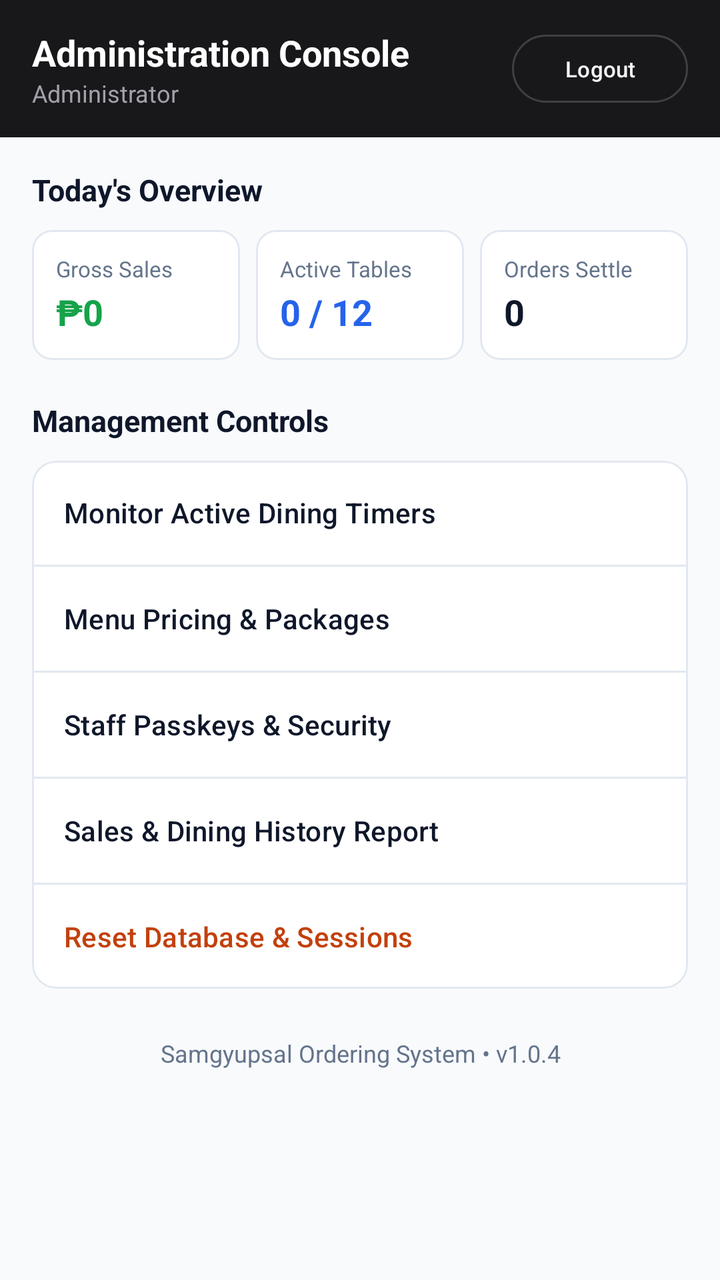
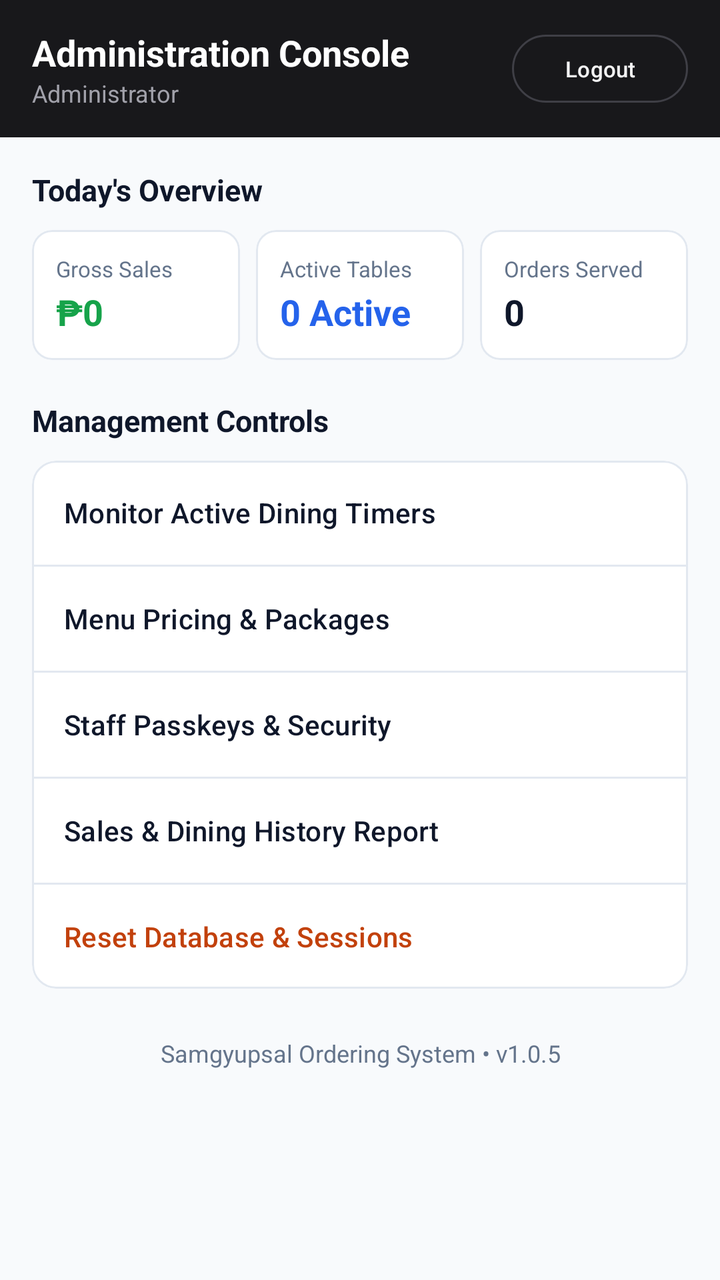

Before-and-after screenshots of an Android layout around one commit, followed by the original layout XML and the change that was made.
<!-- AndroidManifest.xml: application theme Theme.SamgyupsalOrderingSystem -->
<!-- res/layout/activity_admin.xml -->
<?xml version="1.0" encoding="utf-8"?>
<LinearLayout xmlns:android="http://schemas.android.com/apk/res/android"
    xmlns:app="http://schemas.android.com/apk/res-auto"
    xmlns:tools="http://schemas.android.com/tools"
    android:id="@+id/adminRoot"
    android:layout_width="match_parent"
    android:layout_height="match_parent"
    android:orientation="vertical"
    android:background="@color/bg_light"
    tools:context=".AdminActivity">

    
    <com.google.android.material.card.MaterialCardView
        android:layout_width="match_parent"
        android:layout_height="wrap_content"
        app:cardCornerRadius="0dp"
        app:cardElevation="0dp"
        app:strokeWidth="0dp"
        app:cardBackgroundColor="@color/secondary">

        <LinearLayout
            android:id="@+id/adminHeaderContent"
            android:layout_width="match_parent"
            android:layout_height="wrap_content"
            android:orientation="horizontal"
            android:gravity="center_vertical"
            android:paddingHorizontal="16dp"
            android:paddingVertical="14dp">

            <LinearLayout
                android:layout_width="0dp"
                android:layout_height="wrap_content"
                android:layout_weight="1"
                android:orientation="vertical">

                <TextView
                    android:layout_width="wrap_content"
                    android:layout_height="wrap_content"
                    android:text="Administration Console"
                    android:textColor="@color/white"
                    android:textSize="18sp"
                    android:textStyle="bold" />

                <TextView
                    android:id="@+id/tvAdminId"
                    android:layout_width="wrap_content"
                    android:layout_height="wrap_content"
                    android:text="Administrator"
                    android:textColor="#A1A1AA"
                    android:textSize="12sp" />
            </LinearLayout>

            <com.google.android.material.button.MaterialButton
                android:id="@+id/btnAdminLogout"
                style="?attr/materialButtonOutlinedStyle"
                android:layout_width="wrap_content"
                android:layout_height="34dp"
                android:text="Logout"
                android:textColor="#F4F4F5"
                app:strokeColor="#3F3F46"
                android:textSize="11sp"
                android:insetTop="0dp"
                android:insetBottom="0dp"
                android:paddingHorizontal="14dp"
                app:cornerRadius="17dp" />
        </LinearLayout>
    </com.google.android.material.card.MaterialCardView>

    <ScrollView
        android:id="@+id/adminScrollView"
        android:layout_width="match_parent"
        android:layout_height="match_parent"
        android:clipToPadding="false"
        android:paddingBottom="20dp">

        <LinearLayout
            android:layout_width="match_parent"
            android:layout_height="wrap_content"
            android:orientation="vertical"
            android:paddingHorizontal="16dp"
            android:paddingTop="16dp">

            
            <TextView
                android:layout_width="wrap_content"
                android:layout_height="wrap_content"
                android:text="Today's Overview"
                android:textColor="@color/text_main"
                android:textSize="15sp"
                android:textStyle="bold"
                android:layout_marginBottom="10dp" />

            
            <LinearLayout
                android:layout_width="match_parent"
                android:layout_height="wrap_content"
                android:orientation="horizontal"
                android:layout_marginBottom="20dp">

                
                <com.google.android.material.card.MaterialCardView
                    android:layout_width="0dp"
                    android:layout_height="wrap_content"
                    android:layout_weight="1"
                    android:layout_marginEnd="8dp"
                    app:cardCornerRadius="10dp"
                    app:cardElevation="0dp"
                    app:cardBackgroundColor="@color/surface_card"
                    app:strokeColor="@color/divider_color"
                    app:strokeWidth="1dp">

                    <LinearLayout
                        android:layout_width="match_parent"
                        android:layout_height="wrap_content"
                        android:orientation="vertical"
                        android:padding="12dp">

                        <TextView
                            android:layout_width="wrap_content"
                            android:layout_height="wrap_content"
                            android:text="Gross Sales"
                            android:textColor="@color/text_muted"
                            android:textSize="11sp" />

                        <TextView
                            android:id="@+id/tvAdminSales"
                            android:layout_width="wrap_content"
                            android:layout_height="wrap_content"
                            android:text="₱0"
                            android:textColor="@color/status_ready"
                            android:textSize="18sp"
                            android:textStyle="bold"
                            android:layout_marginTop="2dp" />
                    </LinearLayout>
                </com.google.android.material.card.MaterialCardView>

                
                <com.google.android.material.card.MaterialCardView
                    android:layout_width="0dp"
                    android:layout_height="wrap_content"
                    android:layout_weight="1"
                    android:layout_marginEnd="8dp"
                    app:cardCornerRadius="10dp"
                    app:cardElevation="0dp"
                    app:cardBackgroundColor="@color/surface_card"
                    app:strokeColor="@color/divider_color"
                    app:strokeWidth="1dp">

                    <LinearLayout
                        android:layout_width="match_parent"
                        android:layout_height="wrap_content"
                        android:orientation="vertical"
                        android:padding="12dp">

                        <TextView
                            android:layout_width="wrap_content"
                            android:layout_height="wrap_content"
                            android:text="Active Tables"
                            android:textColor="@color/text_muted"
                            android:textSize="11sp" />

                        <TextView
                            android:id="@+id/tvAdminActiveTables"
                            android:layout_width="wrap_content"
                            android:layout_height="wrap_content"
                            android:text="0 / 12"
                            android:textColor="@color/role_staff"
                            android:textSize="18sp"
                            android:textStyle="bold"
                            android:layout_marginTop="2dp" />
                    </LinearLayout>
                </com.google.android.material.card.MaterialCardView>

                
                <com.google.android.material.card.MaterialCardView
                    android:layout_width="0dp"
                    android:layout_height="wrap_content"
                    android:layout_weight="1"
                    app:cardCornerRadius="10dp"
                    app:cardElevation="0dp"
                    app:cardBackgroundColor="@color/surface_card"
                    app:strokeColor="@color/divider_color"
                    app:strokeWidth="1dp">

                    <LinearLayout
                        android:layout_width="match_parent"
                        android:layout_height="wrap_content"
                        android:orientation="vertical"
                        android:padding="12dp">

                        <TextView
                            android:layout_width="wrap_content"
                            android:layout_height="wrap_content"
                            android:text="Orders Settle"
                            android:textColor="@color/text_muted"
                            android:textSize="11sp" />

                        <TextView
                            android:id="@+id/tvAdminCompletedOrders"
                            android:layout_width="wrap_content"
                            android:layout_height="wrap_content"
                            android:text="0"
                            android:textColor="@color/text_main"
                            android:textSize="18sp"
                            android:textStyle="bold"
                            android:layout_marginTop="2dp" />
                    </LinearLayout>
                </com.google.android.material.card.MaterialCardView>
            </LinearLayout>

            
            <TextView
                android:layout_width="wrap_content"
                android:layout_height="wrap_content"
                android:text="Management Controls"
                android:textColor="@color/text_main"
                android:textSize="15sp"
                android:textStyle="bold"
                android:layout_marginBottom="10dp" />

            <com.google.android.material.card.MaterialCardView
                android:layout_width="match_parent"
                android:layout_height="wrap_content"
                app:cardCornerRadius="12dp"
                app:cardElevation="0dp"
                app:cardBackgroundColor="@color/surface_card"
                app:strokeColor="@color/divider_color"
                app:strokeWidth="1dp">

                <LinearLayout
                    android:layout_width="match_parent"
                    android:layout_height="wrap_content"
                    android:orientation="vertical">

                    <com.google.android.material.button.MaterialButton
                        android:id="@+id/btnActiveTables"
                        style="?attr/materialButtonOutlinedStyle"
                        android:layout_width="match_parent"
                        android:layout_height="52dp"
                        android:text="Monitor Active Dining Timers"
                        android:textAllCaps="false"
                        android:textSize="14sp"
                        android:textColor="@color/text_main"
                        android:gravity="start|center_vertical"
                        android:paddingHorizontal="16dp"
                        app:strokeWidth="0dp"
                        app:cornerRadius="0dp" />

                    <View
                        android:layout_width="match_parent"
                        android:layout_height="1dp"
                        android:background="@color/divider_color" />

                    <com.google.android.material.button.MaterialButton
                        android:id="@+id/btnManageMenu"
                        style="?attr/materialButtonOutlinedStyle"
                        android:layout_width="match_parent"
                        android:layout_height="52dp"
                        android:text="Menu Pricing &amp; Packages"
                        android:textAllCaps="false"
                        android:textSize="14sp"
                        android:textColor="@color/text_main"
                        android:gravity="start|center_vertical"
                        android:paddingHorizontal="16dp"
                        app:strokeWidth="0dp"
                        app:cornerRadius="0dp" />

                    <View
                        android:layout_width="match_parent"
                        android:layout_height="1dp"
                        android:background="@color/divider_color" />

                    <com.google.android.material.button.MaterialButton
                        android:id="@+id/btnManageStaff"
                        style="?attr/materialButtonOutlinedStyle"
                        android:layout_width="match_parent"
                        android:layout_height="52dp"
                        android:text="Staff Passkeys &amp; Security"
                        android:textAllCaps="false"
                        android:textSize="14sp"
                        android:textColor="@color/text_main"
                        android:gravity="start|center_vertical"
                        android:paddingHorizontal="16dp"
                        app:strokeWidth="0dp"
                        app:cornerRadius="0dp" />

                    <View
                        android:layout_width="match_parent"
                        android:layout_height="1dp"
                        android:background="@color/divider_color" />

                    <com.google.android.material.button.MaterialButton
                        android:id="@+id/btnReports"
                        style="?attr/materialButtonOutlinedStyle"
                        android:layout_width="match_parent"
                        android:layout_height="52dp"
                        android:text="Sales &amp; Dining History Report"
                        android:textAllCaps="false"
                        android:textSize="14sp"
                        android:textColor="@color/text_main"
                        android:gravity="start|center_vertical"
                        android:paddingHorizontal="16dp"
                        app:strokeWidth="0dp"
                        app:cornerRadius="0dp" />


                    <View
                        android:layout_width="match_parent"
                        android:layout_height="1dp"
                        android:background="@color/divider_color" />

                    <com.google.android.material.button.MaterialButton
                        android:id="@+id/btnAdminResetDb"
                        style="?attr/materialButtonOutlinedStyle"
                        android:layout_width="match_parent"
                        android:layout_height="52dp"
                        android:text="Reset Database &amp; Sessions"
                        android:textAllCaps="false"
                        android:textSize="14sp"
                        android:textColor="@color/primary"
                        android:gravity="start|center_vertical"
                        android:paddingHorizontal="16dp"
                        app:strokeWidth="0dp"
                        app:cornerRadius="0dp" />
                </LinearLayout>
            </com.google.android.material.card.MaterialCardView>

            
            <TextView
                android:id="@+id/tvAdminAppVersion"
                android:layout_width="match_parent"
                android:layout_height="wrap_content"
                android:gravity="center"
                android:text="Samgyupsal Ordering System • v1.0.4"
                android:textColor="@color/text_muted"
                android:textSize="12sp"
                android:layout_marginTop="24dp"
                android:layout_marginBottom="20dp" />

        </LinearLayout>
    </ScrollView>
</LinearLayout>
<!-- resources referenced by this layout -->
<resources>
  <color name="bg_light">#F8FAFC</color>
  <color name="divider_color">#E2E8F0</color>
  <color name="primary">#C2410C</color>
  <color name="role_staff">#2563EB</color>
  <color name="secondary">#18181B</color>
  <color name="status_ready">#16A34A</color>
  <color name="surface_card">#FFFFFF</color>
  <color name="text_main">#0F172A</color>
  <color name="text_muted">#64748B</color>
  <color name="white">#FFFFFFFF</color>
  <style name="Theme.SamgyupsalOrderingSystem" parent="Base.Theme.SamgyupsalOrderingSystem" />
  <style name="Base.Theme.SamgyupsalOrderingSystem" parent="Theme.Material3.DayNight.NoActionBar">
          <item name="colorPrimary">@color/primary</item>
          <item name="colorPrimaryVariant">@color/primary_dark</item>
          <item name="colorSecondary">@color/secondary</item>
          <item name="android:statusBarColor">@color/secondary</item>
          <item name="android:windowBackground">@color/bg_light</item>
      </style>
  <color name="primary_dark">#9A3412</color>
</resources>

<!-- the commit's change to res/layout/activity_admin.xml (unified diff, before → after) -->
@@ -163,7 +163,7 @@
                             android:id="@+id/tvAdminActiveTables"
                             android:layout_width="wrap_content"
                             android:layout_height="wrap_content"
-                            android:text="0 / 12"
+                            android:text="0 Active"
                             android:textColor="@color/role_staff"
                             android:textSize="18sp"
                             android:textStyle="bold"
@@ -191,7 +191,7 @@
                         <TextView
                             android:layout_width="wrap_content"
                             android:layout_height="wrap_content"
-                            android:text="Orders Settle"
+                            android:text="Orders Served"
                             android:textColor="@color/text_muted"
                             android:textSize="11sp" />
 
@@ -331,7 +331,7 @@
                 android:layout_width="match_parent"
                 android:layout_height="wrap_content"
                 android:gravity="center"
-                android:text="Samgyupsal Ordering System • v1.0.4"
+                android:text="Samgyupsal Ordering System • v1.0.5"
                 android:textColor="@color/text_muted"
                 android:textSize="12sp"
                 android:layout_marginTop="24dp"
